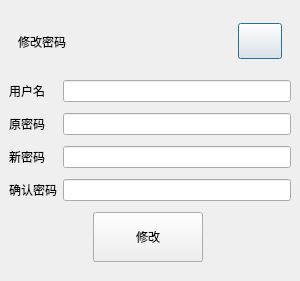
Old version of the form digitalIntegration/ChangePwdDialog.ui in the repository jiaqingguo/DI.
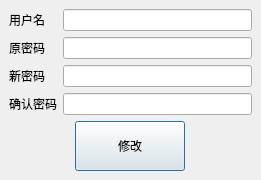
New version of the form.

What changed in the file:
```diff
--- a/digitalIntegration/ChangePwdDialog.ui
+++ b/digitalIntegration/ChangePwdDialog.ui
@@ -6,8 +6,8 @@
    <rect>
     <x>0</x>
     <y>0</y>
-    <width>300</width>
-    <height>281</height>
+    <width>261</width>
+    <height>172</height>
    </rect>
   </property>
   <property name="windowTitle">
@@ -33,89 +33,44 @@
      </property>
      <widget class="QWidget" name="page">
       <layout class="QGridLayout" name="gridLayout">
-       <item row="0" column="0" colspan="4">
-        <widget class="QWidget" name="widget_2" native="true">
-         <property name="maximumSize">
+       <item row="2" column="1" colspan="3">
+        <widget class="QLineEdit" name="lineEditNewPwd">
+         <property name="minimumSize">
           <size>
-           <width>16777215</width>
-           <height>55</height>
+           <width>0</width>
+           <height>0</height>
           </size>
          </property>
-         <layout class="QHBoxLayout" name="horizontalLayout">
-          <property name="leftMargin">
-           <number>9</number>
-          </property>
-          <property name="topMargin">
-           <number>0</number>
-          </property>
-          <property name="rightMargin">
-           <number>9</number>
-          </property>
-          <property name="bottomMargin">
-           <number>0</number>
-          </property>
-          <item>
-           <widget class="QLabel" name="labelChangePwd">
-            <property name="minimumSize">
-             <size>
-              <width>0</width>
-              <height>55</height>
-             </size>
-            </property>
-            <property name="maximumSize">
-             <size>
-              <width>16777215</width>
-              <height>55</height>
-             </size>
-            </property>
-            <property name="text">
-             <string>修改密码</string>
-            </property>
-           </widget>
-          </item>
-          <item>
-           <spacer name="horizontalSpacer_7">
-            <property name="orientation">
-             <enum>Qt::Horizontal</enum>
-            </property>
-            <property name="sizeHint" stdset="0">
-             <size>
-              <width>157</width>
-              <height>20</height>
-             </size>
-            </property>
-           </spacer>
-          </item>
-          <item>
-           <widget class="QPushButton" name="btnChangeClose">
-            <property name="minimumSize">
-             <size>
-              <width>44</width>
-              <height>36</height>
-             </size>
-            </property>
-            <property name="maximumSize">
-             <size>
-              <width>44</width>
-              <height>36</height>
-             </size>
-            </property>
-            <property name="text">
-             <string/>
-            </property>
-           </widget>
-          </item>
-         </layout>
         </widget>
        </item>
-       <item row="1" column="0">
-        <widget class="QLabel" name="labelUser">
-         <property name="text">
-          <string>用户名</string>
+       <item row="3" column="1" colspan="3">
+        <widget class="QLineEdit" name="lineEditConfrimPwd">
+         <property name="minimumSize">
+          <size>
+           <width>0</width>
+           <height>0</height>
+          </size>
+         </property>
+        </widget>
+       </item>
+       <item row="0" column="1" colspan="3">
+        <widget class="QLineEdit" name="lineEditUserName">
+         <property name="minimumSize">
+          <size>
+           <width>0</width>
+           <height>0</height>
+          </size>
          </property>
         </widget>
        </item>
        <item row="2" column="0">
+        <widget class="QLabel" name="labelNewPwd">
+         <property name="text">
+          <string>新密码</string>
+         </property>
+        </widget>
+       </item>
+       <item row="1" column="0">
         <widget class="QLabel" name="labelPassword">
          <property name="text">
           <string>原密码</string>
@@ -123,20 +78,13 @@
         </widget>
        </item>
        <item row="3" column="0">
-        <widget class="QLabel" name="labelNewPwd">
-         <property name="text">
-          <string>新密码</string>
-         </property>
-        </widget>
-       </item>
-       <item row="4" column="0">
         <widget class="QLabel" name="labelConfirmPwd">
          <property name="text">
           <string>确认密码</string>
          </property>
         </widget>
        </item>
-       <item row="5" column="0" colspan="2">
+       <item row="4" column="0" colspan="2">
         <spacer name="horizontalSpacer">
          <property name="orientation">
           <enum>Qt::Horizontal</enum>
@@ -149,7 +97,27 @@
          </property>
         </spacer>
        </item>
-       <item row="5" column="2">
+       <item row="4" column="3">
+        <spacer name="horizontalSpacer_2">
+         <property name="orientation">
+          <enum>Qt::Horizontal</enum>
+         </property>
+         <property name="sizeHint" stdset="0">
+          <size>
+           <width>93</width>
+           <height>20</height>
+          </size>
+         </property>
+        </spacer>
+       </item>
+       <item row="0" column="0">
+        <widget class="QLabel" name="labelUser">
+         <property name="text">
+          <string>用户名</string>
+         </property>
+        </widget>
+       </item>
+       <item row="4" column="2">
         <widget class="QPushButton" name="btnModify">
          <property name="minimumSize">
           <size>
@@ -168,30 +136,7 @@
          </property>
         </widget>
        </item>
-       <item row="5" column="3">
-        <spacer name="horizontalSpacer_2">
-         <property name="orientation">
-          <enum>Qt::Horizontal</enum>
-         </property>
-         <property name="sizeHint" stdset="0">
-          <size>
-           <width>93</width>
-           <height>20</height>
-          </size>
-         </property>
-        </spacer>
-       </item>
        <item row="1" column="1" colspan="3">
-        <widget class="QLineEdit" name="lineEditUserName">
-         <property name="minimumSize">
-          <size>
-           <width>0</width>
-           <height>0</height>
-          </size>
-         </property>
-        </widget>
-       </item>
-       <item row="2" column="1" colspan="3">
         <widget class="QLineEdit" name="lineEditPassword">
          <property name="minimumSize">
           <size>
@@ -201,26 +146,6 @@
          </property>
         </widget>
        </item>
-       <item row="3" column="1" colspan="3">
-        <widget class="QLineEdit" name="lineEditNewPwd">
-         <property name="minimumSize">
-          <size>
-           <width>0</width>
-           <height>0</height>
-          </size>
-         </property>
-        </widget>
-       </item>
-       <item row="4" column="1" colspan="3">
-        <widget class="QLineEdit" name="lineEditConfrimPwd">
-         <property name="minimumSize">
-          <size>
-           <width>0</width>
-           <height>0</height>
-          </size>
-         </property>
-        </widget>
-       </item>
       </layout>
      </widget>
      <widget class="QWidget" name="page_2">
```
